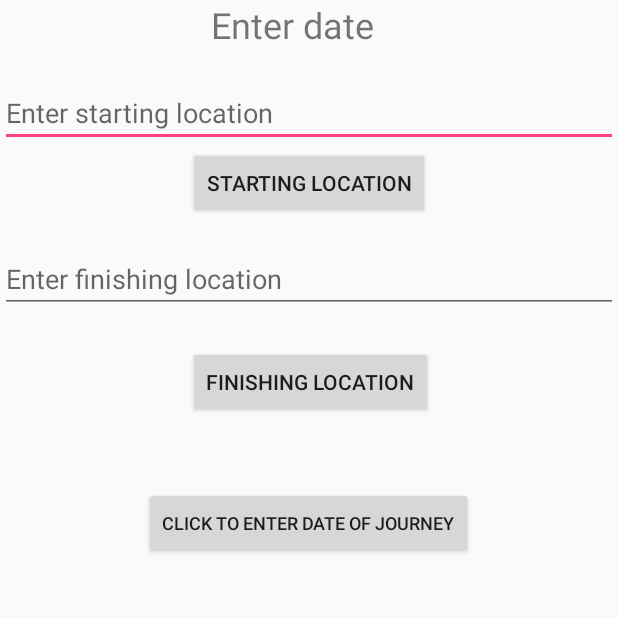
After one commit to johnnash87/My_Mobile_App, an Android app: the Journeys screen opened directly, with no data from a screen before it, on a phone screen of 412 x 824 dp, the top half of it. The commit adds this screen. Run offline under Robolectric (Android 15) with nearby library versions, the phone set to English and light mode, and no system bars.

Commit message:
Added date picker activity and maps location selection

```diff
--- /dev/null
+++ b/app/src/main/java/ie/a10358323mydbs/my_mobile_app/Journeys.java
@@ -0,0 +1,139 @@
+package ie.a10358323mydbs.my_mobile_app;
+
+import android.app.Activity;
+import android.content.Intent;
+import android.net.Uri;
+import android.os.Bundle;
+import android.util.Log;
+import android.view.View;
+import android.view.View.OnClickListener;
+import android.widget.Button;
+import android.widget.EditText;
+
+// Several Activity lifecycle methods are instrumented to emit LogCat output
+// so you can follow this class' lifecycle
+
+public class Journeys extends Activity {
+
+    private final String TAG = "MapLocation";
+
+    @Override
+    public void onCreate(Bundle savedInstanceState) {
+
+        // Required call through to Activity.onCreate()
+        // Restore any saved instance state
+        super.onCreate(savedInstanceState);
+
+        // Set content view
+        setContentView(R.layout.main);
+
+        // Initialize UI elements
+        final EditText startText = (EditText) findViewById(R.id.startstuff);
+        final Button startButton = (Button) findViewById(R.id.startButton);
+        final EditText finishText = (EditText) findViewById(R.id.finish);
+        final Button finishButton = (Button) findViewById(R.id.finishButton);
+        final Button datePicker = (Button) findViewById(R.id.pickDate);
+
+        startButton.setOnClickListener(new OnClickListener() {
+            @Override
+            public void onClick(View view) {
+                try {
+
+                    // Process text for network transmission
+                    String address = startText.getText().toString();
+                    address = address.replace(' ', '+');
+
+                    // Create Intent object for starting Google Maps application
+                    Intent geoIntent = new Intent(
+                            android.content.Intent.ACTION_VIEW, Uri
+                            .parse("geo:0,0?q=" + address));
+
+                    // Use the Intent to start Google Maps application using Activity.startActivity()
+                    startActivity(geoIntent);
+
+                } catch (Exception e) {
+                    // Log any error messages to LogCat using Log.e()
+                    Log.e(TAG, e.toString());
+                }
+            }
+        });
+        datePicker.setOnClickListener(new OnClickListener() {
+            @Override
+            public void onClick(View view) {
+                Intent helloAndroidIntent = new Intent(Journeys.this,
+                        DatePickerActivity.class);
+
+                // Use the Intent to start the HelloAndroid Activity
+                startActivity(helloAndroidIntent);
+            }
+        });
+
+
+        // Link UI elements to actions in code
+        finishButton.setOnClickListener(new OnClickListener() {
+
+            // Called when user clicks the Show Map button
+            public void onClick(View v) {
+                try {
+
+                    // Process text for network transmission
+                    String address = finishText.getText().toString();
+                    address = address.replace(' ', '+');
+
+                    // Create Intent object for starting Google Maps application
+                    Intent geoIntent = new Intent(
+                            android.content.Intent.ACTION_VIEW, Uri
+                                    .parse("geo:0,0?q=" + address));
+
+                    // Use the Intent to start Google Maps application using Activity.startActivity()
+                    startActivity(geoIntent);
+
+                } catch (Exception e) {
+                    // Log any error messages to LogCat using Log.e()
+                    Log.e(TAG, e.toString());
+
+                }
+
+            }
+        });
+    }
+
+
+    @Override
+    protected void onStart() {
+        super.onStart();
+        Log.i(TAG, "The activity is visible and about to be started.");
+    }
+
+
+    @Override
+    protected void onRestart() {
+        super.onRestart();
+        Log.i(TAG, "The activity is visible and about to be restarted.");
+    }
+
+    @Override
+    protected void onResume() {
+        super.onResume();
+        Log.i(TAG, "The activity is and has focus (it is now \"resumed\")");
+    }
+
+    @Override
+    protected void onPause() {
+        super.onPause();
+        Log.i(TAG,
+                "Another activity is taking focus (this activity is about to be \"paused\")");
+    }
+
+    @Override
+    protected void onStop() {
+        super.onStop();
+        Log.i(TAG, "The activity is no longer visible (it is now \"stopped\")");
+    }
+
+    @Override
+    protected void onDestroy() {
+        super.onDestroy();
+        Log.i(TAG, "The activity is about to be destroyed.");
+    }
+}
--- a/app/src/main/java/ie/a10358323mydbs/my_mobile_app/MainActivity.java
+++ b/app/src/main/java/ie/a10358323mydbs/my_mobile_app/MainActivity.java
@@ -55,11 +55,11 @@ public class MainActivity extends AppCompatActivity {
 
                     // Create an explicit Intent for starting the HelloAndroid
                     // Activity
-                    Intent helloAndroidIntent = new Intent(MainActivity.this,
-                            HelloAndroid.class);
+                    Intent JourneyIntent = new Intent(MainActivity.this,
+                            Journeys.class);
 
                     // Use the Intent to start the HelloAndroid Activity
-                    startActivity(helloAndroidIntent);
+                    startActivity(JourneyIntent);
                 } else {
                     uname.setText("");
                     passwd.setText("");
--- /dev/null
+++ b/app/src/main/res/layout/main.xml
@@ -0,0 +1,66 @@
+<?xml version="1.0" encoding="utf-8"?>
+<RelativeLayout xmlns:android="http://schemas.android.com/apk/res/android"
+    android:id="@+id/RelativeLayout1"
+    android:layout_width="match_parent"
+    android:layout_height="match_parent"
+    android:orientation="vertical" >
+
+    <EditText
+        android:id="@+id/startstuff"
+        android:layout_width="match_parent"
+        android:layout_height="wrap_content"
+        android:hint="@string/start_location"
+        android:inputType="textPostalAddress"
+        android:layout_below="@+id/dateDisplay"
+        android:layout_alignParentStart="true"
+        android:layout_marginTop="20dp" />
+
+    <Button
+        android:id="@+id/startButton"
+        android:layout_width="wrap_content"
+        android:layout_height="wrap_content"
+        android:text="@string/starting_map"
+        android:layout_below="@+id/startstuff"
+        android:layout_centerHorizontal="true" />
+
+    <EditText
+        android:id="@+id/finish"
+        android:layout_width="match_parent"
+        android:layout_height="wrap_content"
+        android:hint="@string/finish_location"
+        android:inputType="textPostalAddress"
+        android:layout_marginTop="17dp"
+        android:layout_below="@+id/startButton"
+        android:layout_alignParentStart="true" />
+
+    <Button
+        android:id="@+id/finishButton"
+        android:layout_width="wrap_content"
+        android:layout_height="wrap_content"
+        android:text="@string/finishing_map"
+        android:layout_marginTop="22dp"
+        android:layout_below="@+id/finish"
+        android:layout_alignStart="@+id/startButton" />
+
+    <TextView
+        android:id="@+id/dateDisplay"
+        android:layout_width="wrap_content"
+        android:layout_height="wrap_content"
+        android:text="Enter date"
+        android:textSize="24sp"
+        android:layout_alignStart="@+id/finishButton"
+        android:layout_marginStart="15dp" />
+
+    <Button
+        android:id="@+id/pickDate"
+        android:layout_width="wrap_content"
+        android:layout_height="wrap_content"
+        android:text="@string/change_the_date_string"
+        android:textSize="12sp"
+        android:layout_marginTop="46dp"
+        android:layout_below="@+id/finishButton"
+        android:layout_centerHorizontal="true" />
+
+
+
+</RelativeLayout>
--- a/app/src/main/res/values/strings.xml
+++ b/app/src/main/res/values/strings.xml
@@ -16,6 +16,10 @@
     <string name="male">Male</string>
     <string name="female">Female</string>
     <string name="gender">Gender</string>
-
+    <string name="starting_map">Starting Location</string>
+    <string name="start_location">Enter starting location</string>
+    <string name="finishing_map">Finishing Location</string>
+    <string name="finish_location">Enter finishing location</string>
+    <string name="change_the_date_string">Click to enter date of journey</string>
 
 </resources>
```
Also changed, not shown: app/src/main/AndroidManifest.xml (+8 -0 lines), app/src/main/java/ie/a10358323mydbs/my_mobile_app/DatePickerActivity.java (added, +84 -0 lines).
